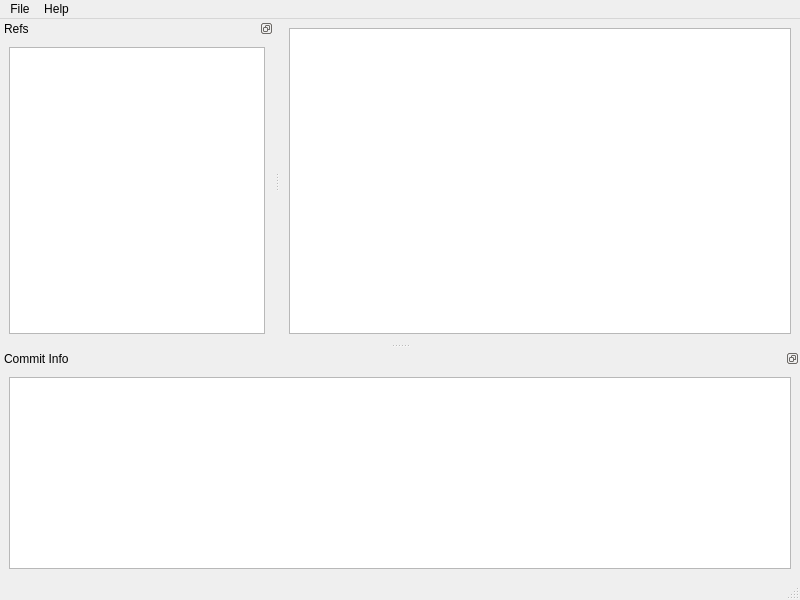
Qt form src/ui/main_window.ui (mannyamorim/reef) before a commit.
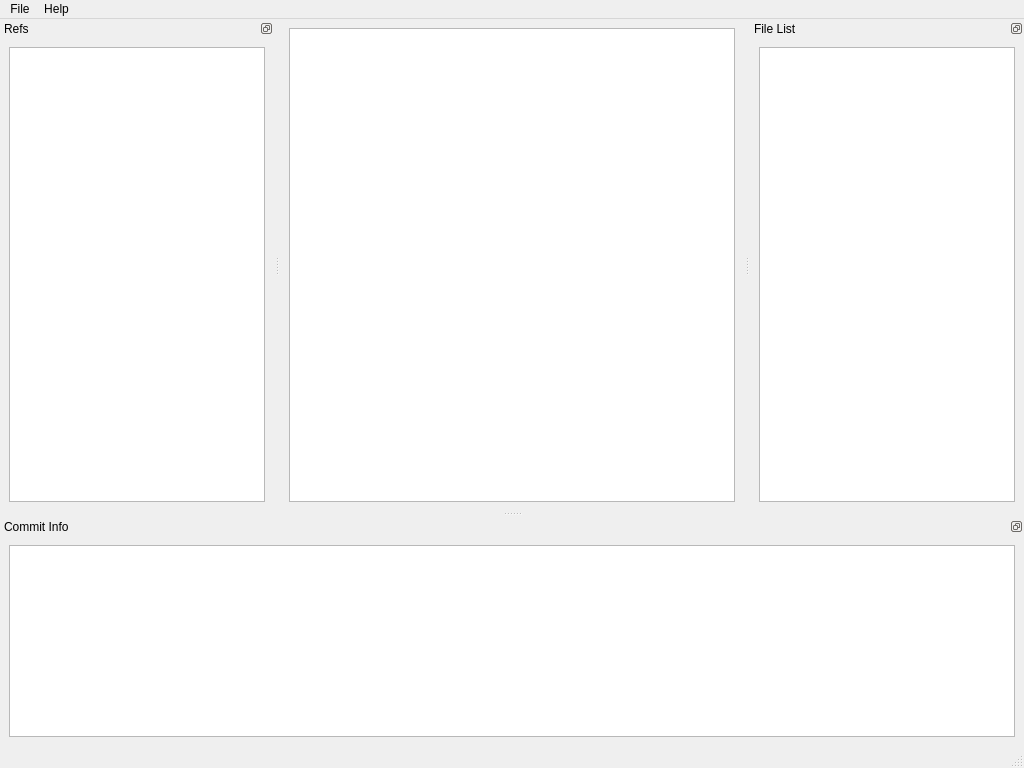
The same form after that commit.

Commit message: Added file list window

```diff
--- a/src/ui/main_window.ui
+++ b/src/ui/main_window.ui
@@ -6,8 +6,8 @@
    <rect>
     <x>0</x>
     <y>0</y>
-    <width>800</width>
-    <height>600</height>
+    <width>1024</width>
+    <height>768</height>
    </rect>
   </property>
   <property name="windowTitle">
@@ -41,7 +41,7 @@
     <rect>
      <x>0</x>
      <y>0</y>
-     <width>800</width>
+     <width>1024</width>
      <height>24</height>
     </rect>
    </property>
@@ -100,6 +100,24 @@
     </layout>
    </widget>
   </widget>
+  <widget class="QDockWidget" name="dock_widget_commit_file">
+   <property name="features">
+    <set>QDockWidget::DockWidgetFloatable|QDockWidget::DockWidgetMovable</set>
+   </property>
+   <property name="windowTitle">
+    <string>File List</string>
+   </property>
+   <attribute name="dockWidgetArea">
+    <number>2</number>
+   </attribute>
+   <widget class="QWidget" name="dock_widget_commit_file_contents">
+    <layout class="QGridLayout" name="gridLayout_4">
+     <item row="0" column="0">
+      <widget class="QListView" name="commit_file_list"/>
+     </item>
+    </layout>
+   </widget>
+  </widget>
   <action name="action_open_repository">
    <property name="text">
     <string>Open Repository</string>
```
The commit also changes 5 other files.
